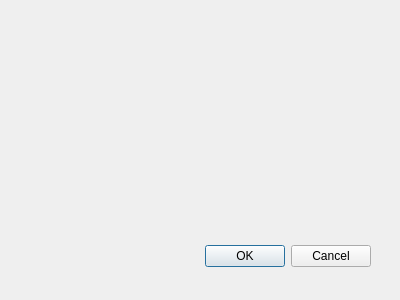
Old version of the form DynaMapEditor/src/controllearn.ui in the repository tedr56/DynaMapEditor.
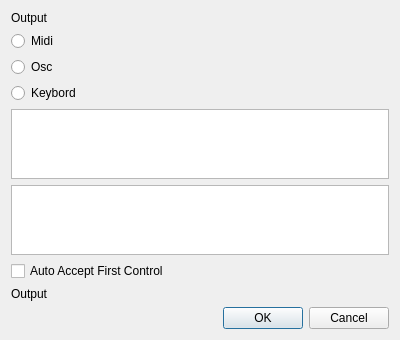
New version of the form.

```diff
--- a/DynaMapEditor/src/controllearn.ui
+++ b/DynaMapEditor/src/controllearn.ui
@@ -9,28 +9,72 @@
     <x>0</x>
     <y>0</y>
     <width>400</width>
-    <height>300</height>
+    <height>311</height>
    </rect>
   </property>
   <property name="windowTitle">
    <string>Dialog</string>
   </property>
-  <widget class="QDialogButtonBox" name="buttonBox">
-   <property name="geometry">
-    <rect>
-     <x>30</x>
-     <y>240</y>
-     <width>341</width>
-     <height>32</height>
-    </rect>
-   </property>
-   <property name="orientation">
-    <enum>Qt::Horizontal</enum>
-   </property>
-   <property name="standardButtons">
-    <set>QDialogButtonBox::Cancel|QDialogButtonBox::Ok</set>
-   </property>
-  </widget>
+  <layout class="QVBoxLayout" name="verticalLayout">
+   <item>
+    <widget class="QLabel" name="label">
+     <property name="text">
+      <string>Output</string>
+     </property>
+    </widget>
+   </item>
+   <item>
+    <widget class="QRadioButton" name="MidiRadio">
+     <property name="text">
+      <string>Midi</string>
+     </property>
+    </widget>
+   </item>
+   <item>
+    <widget class="QRadioButton" name="OscRadio">
+     <property name="text">
+      <string>Osc</string>
+     </property>
+    </widget>
+   </item>
+   <item>
+    <widget class="QRadioButton" name="KeyboardRadio">
+     <property name="text">
+      <string>Keybord</string>
+     </property>
+    </widget>
+   </item>
+   <item>
+    <widget class="QTableWidget" name="ControlView"/>
+   </item>
+   <item>
+    <widget class="QTableView" name="ControlList"/>
+   </item>
+   <item>
+    <widget class="QCheckBox" name="AutoAcceptBox">
+     <property name="text">
+      <string>Auto Accept First Control</string>
+     </property>
+    </widget>
+   </item>
+   <item>
+    <widget class="QLabel" name="label_2">
+     <property name="text">
+      <string>Output</string>
+     </property>
+    </widget>
+   </item>
+   <item>
+    <widget class="QDialogButtonBox" name="buttonBox">
+     <property name="orientation">
+      <enum>Qt::Horizontal</enum>
+     </property>
+     <property name="standardButtons">
+      <set>QDialogButtonBox::Cancel|QDialogButtonBox::Ok</set>
+     </property>
+    </widget>
+   </item>
+  </layout>
  </widget>
  <pixmapfunction/>
  <resources/>
```
Left out of the diff: 109 changed lines with no effect on the pictures.
